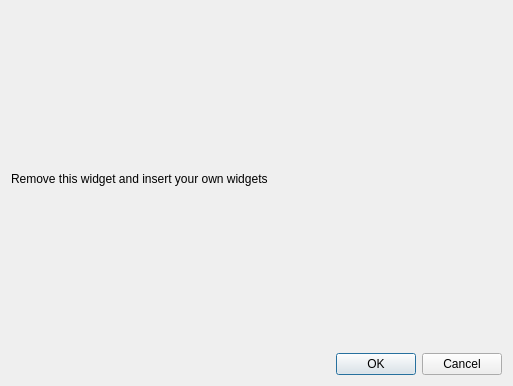
This is ui/briefklantdialog.ui in Roelio81/audioadmin as Qt 5 draws it before an edit. The edited form follows.
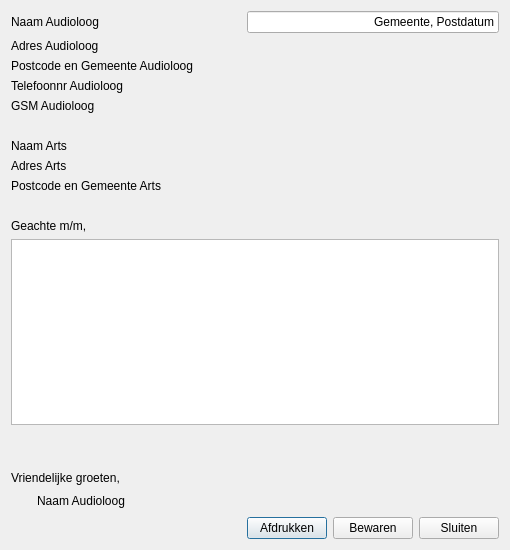
This is the edited form.

Commit message: Designed a few more dialogs

The edit to the form file:
```diff
--- a/ui/briefklantdialog.ui
+++ b/ui/briefklantdialog.ui
@@ -5,28 +5,262 @@
    <rect>
     <x>0</x>
     <y>0</y>
-    <width>513</width>
-    <height>386</height>
+    <width>500</width>
+    <height>550</height>
    </rect>
   </property>
   <property name="windowTitle" >
    <string>Dialog</string>
   </property>
   <layout class="QGridLayout" name="gridLayout" >
-   <item row="0" column="0" >
+   <item row="0" column="0" colspan="2" >
     <widget class="QLabel" name="label" >
+     <property name="minimumSize" >
+      <size>
+       <width>200</width>
+       <height>0</height>
+      </size>
+     </property>
      <property name="text" >
-      <string>Remove this widget and insert your own widgets</string>
+      <string>Naam Audioloog</string>
      </property>
     </widget>
    </item>
-   <item row="1" column="0" >
-    <widget class="QDialogButtonBox" name="buttonBox" >
-     <property name="standardButtons" >
-      <set>QDialogButtonBox::Cancel|QDialogButtonBox::Ok</set>
+   <item row="0" column="2" colspan="3" >
+    <widget class="QLineEdit" name="lineEdit" >
+     <property name="text" >
+      <string>Gemeente, Postdatum</string>
      </property>
+     <property name="alignment" >
+      <set>Qt::AlignRight|Qt::AlignTrailing|Qt::AlignVCenter</set>
+     </property>
     </widget>
    </item>
+   <item row="1" column="0" colspan="2" >
+    <widget class="QLabel" name="label_2" >
+     <property name="minimumSize" >
+      <size>
+       <width>200</width>
+       <height>0</height>
+      </size>
+     </property>
+     <property name="text" >
+      <string>Adres Audioloog</string>
+     </property>
+    </widget>
+   </item>
+   <item row="2" column="0" colspan="2" >
+    <widget class="QLabel" name="label_4" >
+     <property name="minimumSize" >
+      <size>
+       <width>200</width>
+       <height>0</height>
+      </size>
+     </property>
+     <property name="text" >
+      <string>Postcode en Gemeente Audioloog</string>
+     </property>
+    </widget>
+   </item>
+   <item row="3" column="0" colspan="2" >
+    <widget class="QLabel" name="label_5" >
+     <property name="minimumSize" >
+      <size>
+       <width>200</width>
+       <height>0</height>
+      </size>
+     </property>
+     <property name="text" >
+      <string>Telefoonnr Audioloog</string>
+     </property>
+    </widget>
+   </item>
+   <item row="4" column="0" colspan="2" >
+    <widget class="QLabel" name="label_6" >
+     <property name="minimumSize" >
+      <size>
+       <width>200</width>
+       <height>0</height>
+      </size>
+     </property>
+     <property name="text" >
+      <string>GSM Audioloog</string>
+     </property>
+    </widget>
+   </item>
+   <item row="5" column="1" >
+    <spacer name="verticalSpacer" >
+     <property name="orientation" >
+      <enum>Qt::Vertical</enum>
+     </property>
+     <property name="sizeType" >
+      <enum>QSizePolicy::Minimum</enum>
+     </property>
+     <property name="sizeHint" stdset="0" >
+      <size>
+       <width>204</width>
+       <height>20</height>
+      </size>
+     </property>
+    </spacer>
+   </item>
+   <item row="6" column="0" colspan="2" >
+    <widget class="QLabel" name="label_7" >
+     <property name="minimumSize" >
+      <size>
+       <width>200</width>
+       <height>0</height>
+      </size>
+     </property>
+     <property name="text" >
+      <string>Naam Arts</string>
+     </property>
+    </widget>
+   </item>
+   <item row="7" column="0" colspan="2" >
+    <widget class="QLabel" name="label_8" >
+     <property name="minimumSize" >
+      <size>
+       <width>200</width>
+       <height>0</height>
+      </size>
+     </property>
+     <property name="text" >
+      <string>Adres Arts</string>
+     </property>
+    </widget>
+   </item>
+   <item row="8" column="0" colspan="2" >
+    <widget class="QLabel" name="label_9" >
+     <property name="minimumSize" >
+      <size>
+       <width>200</width>
+       <height>0</height>
+      </size>
+     </property>
+     <property name="text" >
+      <string>Postcode en Gemeente Arts</string>
+     </property>
+    </widget>
+   </item>
+   <item row="9" column="1" >
+    <spacer name="verticalSpacer_2" >
+     <property name="orientation" >
+      <enum>Qt::Vertical</enum>
+     </property>
+     <property name="sizeType" >
+      <enum>QSizePolicy::Minimum</enum>
+     </property>
+     <property name="sizeHint" stdset="0" >
+      <size>
+       <width>204</width>
+       <height>20</height>
+      </size>
+     </property>
+    </spacer>
+   </item>
+   <item row="10" column="0" colspan="2" >
+    <widget class="QLabel" name="label_3" >
+     <property name="text" >
+      <string>Geachte m/m,</string>
+     </property>
+    </widget>
+   </item>
+   <item row="11" column="0" colspan="5" >
+    <widget class="QPlainTextEdit" name="plainTextEdit" />
+   </item>
+   <item row="13" column="0" colspan="2" >
+    <widget class="QLabel" name="label_12" >
+     <property name="minimumSize" >
+      <size>
+       <width>200</width>
+       <height>0</height>
+      </size>
+     </property>
+     <property name="text" >
+      <string>Vriendelijke groeten,</string>
+     </property>
+    </widget>
+   </item>
+   <item row="14" column="0" >
+    <spacer name="horizontalSpacer" >
+     <property name="orientation" >
+      <enum>Qt::Horizontal</enum>
+     </property>
+     <property name="sizeType" >
+      <enum>QSizePolicy::Fixed</enum>
+     </property>
+     <property name="sizeHint" stdset="0" >
+      <size>
+       <width>15</width>
+       <height>20</height>
+      </size>
+     </property>
+    </spacer>
+   </item>
+   <item row="14" column="1" >
+    <widget class="QLabel" name="label_11" >
+     <property name="minimumSize" >
+      <size>
+       <width>200</width>
+       <height>0</height>
+      </size>
+     </property>
+     <property name="text" >
+      <string>Naam Audioloog</string>
+     </property>
+    </widget>
+   </item>
+   <item row="15" column="1" >
+    <spacer name="horizontalSpacer_2" >
+     <property name="orientation" >
+      <enum>Qt::Horizontal</enum>
+     </property>
+     <property name="sizeHint" stdset="0" >
+      <size>
+       <width>204</width>
+       <height>22</height>
+      </size>
+     </property>
+    </spacer>
+   </item>
+   <item row="15" column="2" >
+    <widget class="QPushButton" name="pushButton" >
+     <property name="text" >
+      <string>Afdrukken</string>
+     </property>
+    </widget>
+   </item>
+   <item row="15" column="3" >
+    <widget class="QPushButton" name="pushButton_2" >
+     <property name="text" >
+      <string>Bewaren</string>
+     </property>
+    </widget>
+   </item>
+   <item row="15" column="4" >
+    <widget class="QPushButton" name="pushButton_3" >
+     <property name="text" >
+      <string>Sluiten</string>
+     </property>
+    </widget>
+   </item>
+   <item row="12" column="0" >
+    <spacer name="verticalSpacer_3" >
+     <property name="orientation" >
+      <enum>Qt::Vertical</enum>
+     </property>
+     <property name="sizeType" >
+      <enum>QSizePolicy::Fixed</enum>
+     </property>
+     <property name="sizeHint" stdset="0" >
+      <size>
+       <width>20</width>
+       <height>40</height>
+      </size>
+     </property>
+    </spacer>
+   </item>
   </layout>
  </widget>
  <resources/>
```
Left out of the diff: 4 changed lines with no effect on the pictures. The commit also changes 21 other files.
